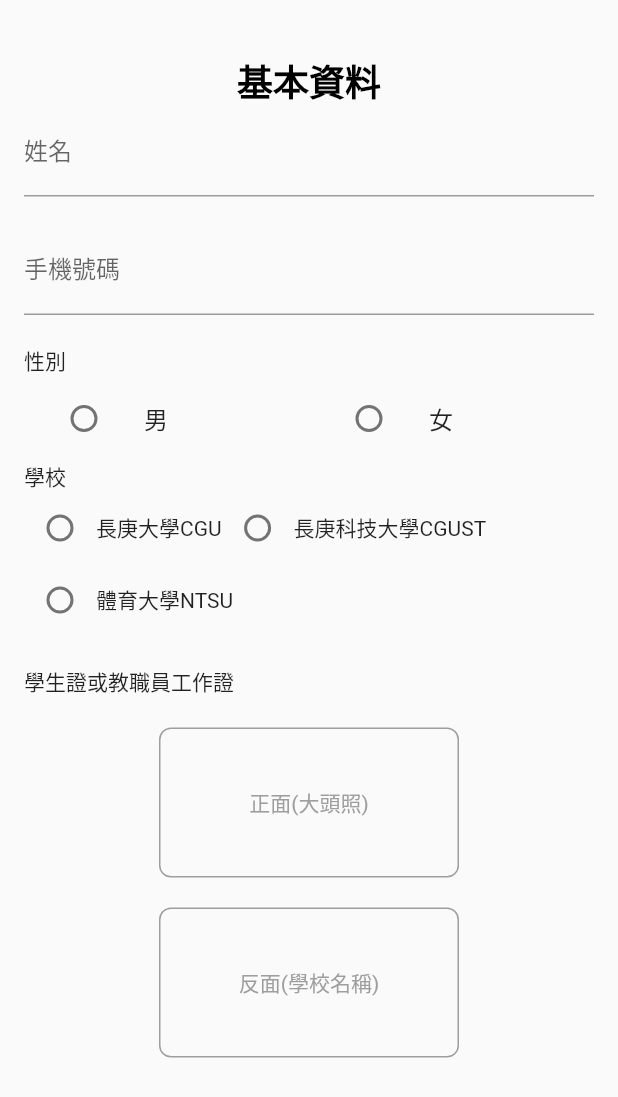
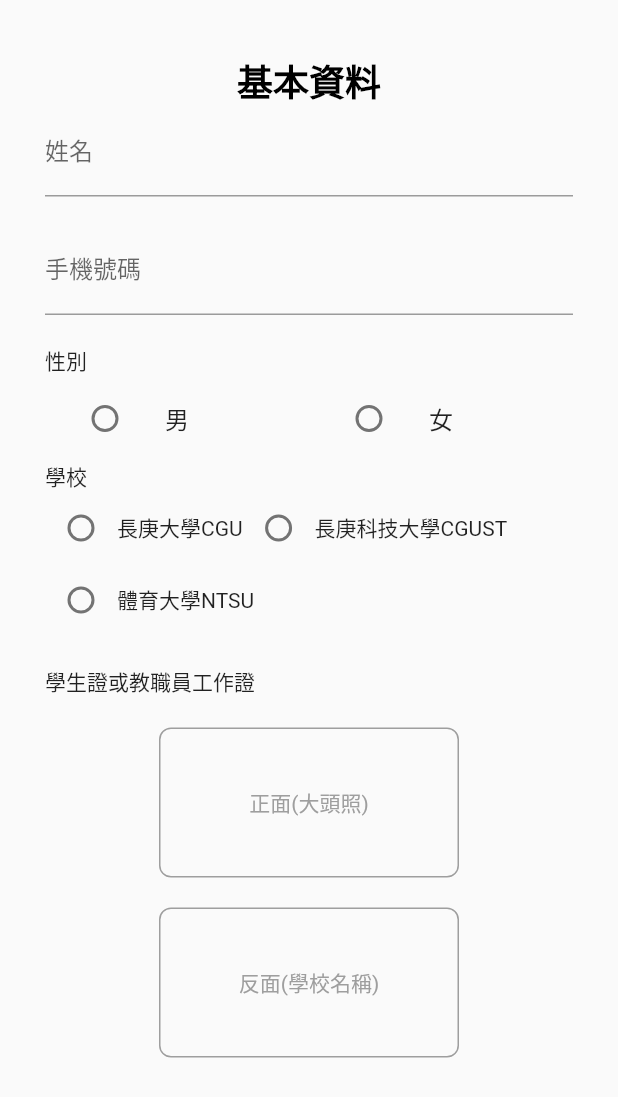
Before and after one commit to DraggyChen/pickup_flutter_app, a Flutter app: the screen it shows after launch, on a phone screen of 412 x 824 dp. Shown: the top 1097 px of the screen. Run offline on Flutter 3.47's test engine with Material 2 defaults, Android fonts, the light colour scheme and no system bars; our stand-ins replace image_picker, mask_text_input_formatter; Roboto replaces fonts that are missing (fontFamily).

Commit message:
註冊畫面：左右間距調整

```diff
--- a/lib/register/personal_data.dart
+++ b/lib/register/personal_data.dart
@@ -40,8 +40,8 @@
         //排版處理：上方針對瀏海部分的話再往下加
           padding: EdgeInsets.only(
             top: 16.0 + MediaQuery.of(context).padding.top,
-            left: 16.0,
-            right: 16.0,
+            left: 30.0,
+            right: 30.0,
             bottom: 16.0,
           ),
           //元件內容
```
